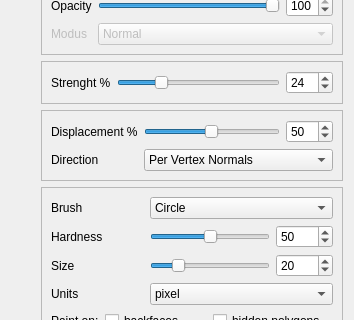
This is src/meshlabplugins/edit_paint/paintbox.ui in cnr-isti-vclab/meshlab as Qt 5 draws it before an edit; both pictures show x 0 to 354 and y 462 to 782 of the 354 by 1127 pixel window. The edited form follows.
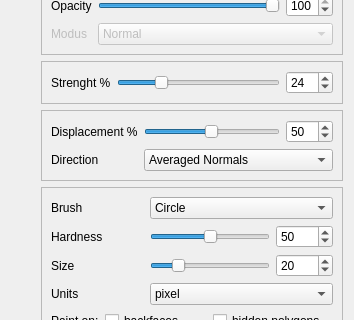
This is the edited form. Icons and pictures are not drawn. Custom widgets are drawn as their Qt base class.

Commit message: corrected some issues in painting interface

```diff
--- a/src/meshlabplugins/edit_paint/paintbox.ui
+++ b/src/meshlabplugins/edit_paint/paintbox.ui
@@ -963,7 +963,7 @@
           <widget class="QComboBox" name="mesh_displacement_direction">
            <item>
             <property name="text">
-             <string>Per Vertex Normals</string>
+             <string>Averaged Normals</string>
             </property>
            </item>
            <item>
```
Left out of the diff: 2 changed lines with no effect on the pictures. The commit also changes 1 other file.
